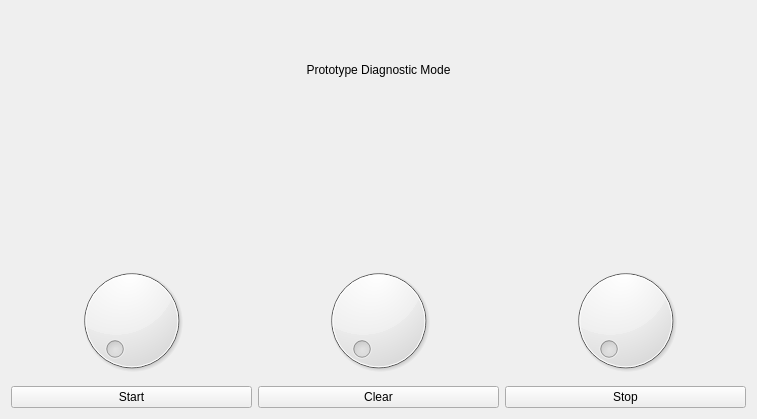
First picture: the form in DiagnosticModePage.ui, repository YCP-Rev-Metrix/BallSpinner-Controller-v2, before the edit.
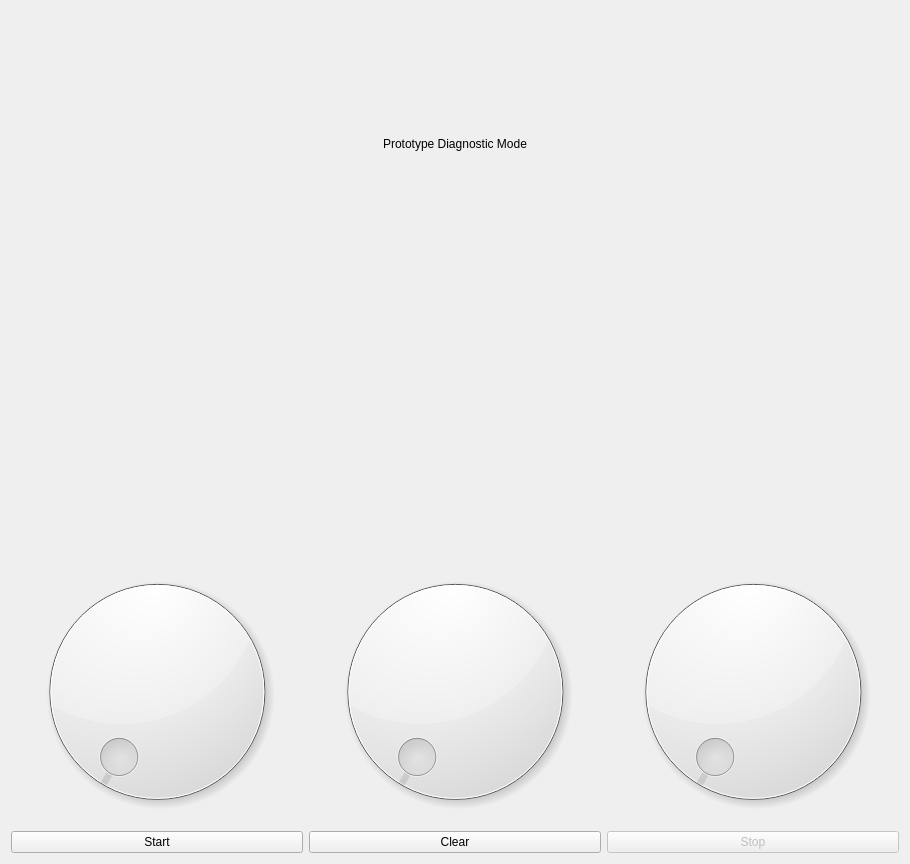
Second picture: the form after the edit. Custom widgets are drawn as their Qt base class.

Diff of the .ui file:
```diff
--- a/DiagnosticModePage.ui
+++ b/DiagnosticModePage.ui
@@ -6,8 +6,8 @@
    <rect>
     <x>0</x>
     <y>0</y>
-    <width>757</width>
-    <height>419</height>
+    <width>910</width>
+    <height>864</height>
    </rect>
   </property>
   <property name="windowTitle">
@@ -60,6 +60,9 @@
      </item>
      <item row="3" column="2">
       <widget class="QPushButton" name="btnStop">
+       <property name="enabled">
+        <bool>false</bool>
+       </property>
        <property name="text">
         <string>Stop</string>
        </property>
```
Left out of the diff: 2 changed lines with no effect on the pictures.
